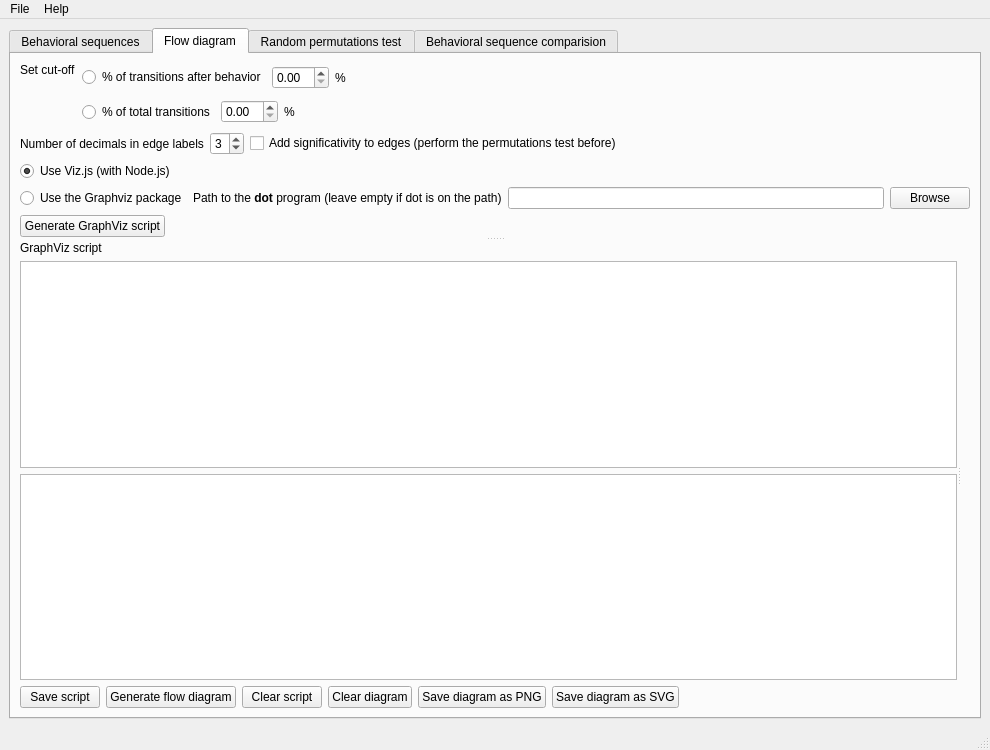
Old version of the form behatrix/behatrix.ui in the repository olivierfriard/behatrix.
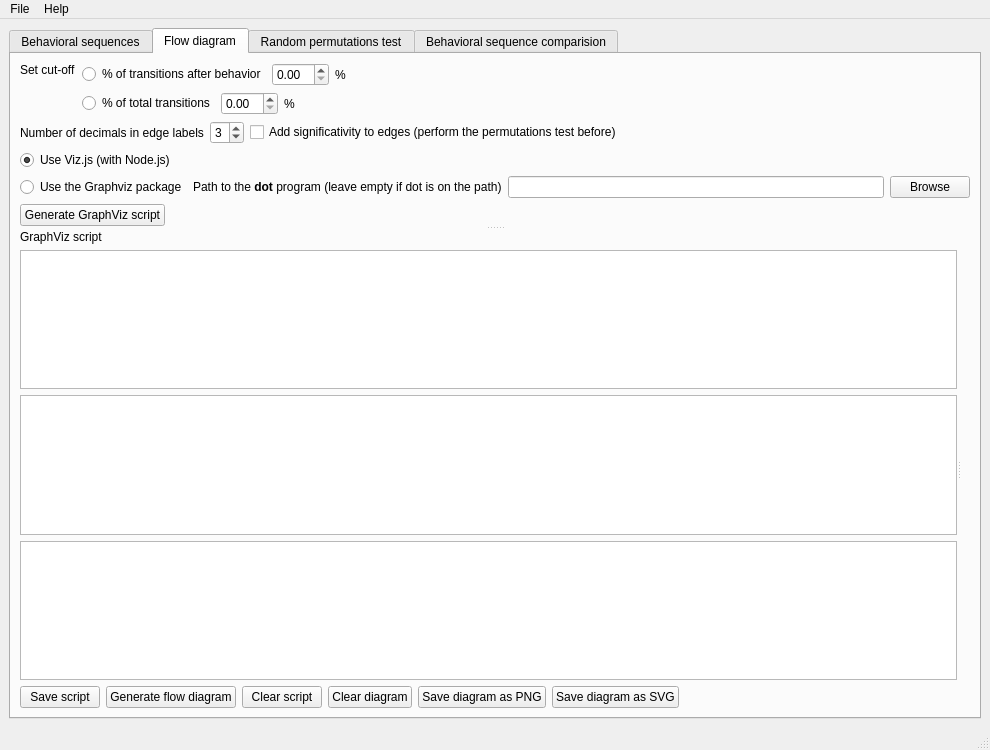
New version of the form. The open tabs and pages were chosen to show the change.

```diff
--- a/behatrix/behatrix.ui
+++ b/behatrix/behatrix.ui
@@ -494,6 +494,9 @@
                </property>
               </widget>
              </item>
+             <item>
+              <widget class="QPlainTextEdit" name="pte_gv_graph"/>
+             </item>
              <item>
               <layout class="QHBoxLayout" name="horizontalLayout_13">
                <item>
```
Left out of the diff: 2 changed lines with no effect on the pictures.
